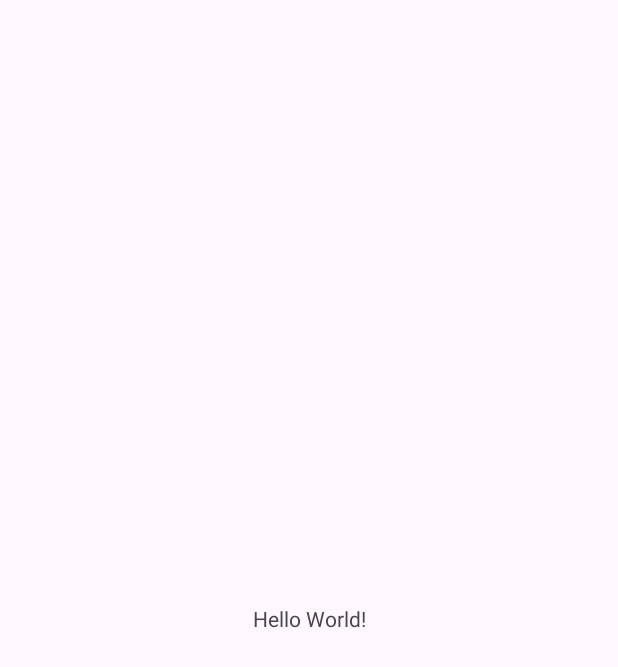
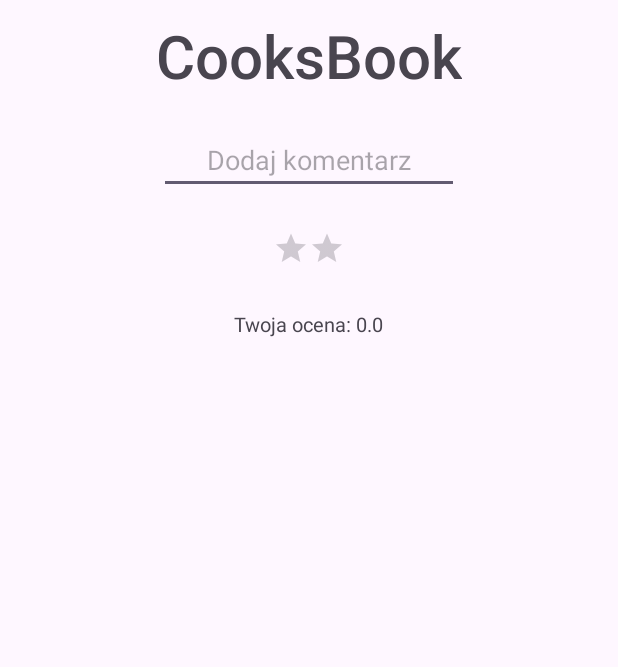
Before and after one commit to antekjakowicz/Cookbook, an Android app: the screen it shows after launch (MainActivity), on a phone screen of 412 x 824 dp. Before the commit the part shown is almost empty. Shown: the top 667 px of the screen. Run offline under Robolectric (Android 15) with nearby library versions, the phone set to English and light mode, and no system bars.

Commit message:
v0.2
Rating bar et some goofy edit text and gemini

```diff
--- a/app/src/main/java/com/example/cookbook/MainActivity.kt
+++ b/app/src/main/java/com/example/cookbook/MainActivity.kt
@@ -1,12 +1,18 @@
 package com.example.cookbook
 
+import android.content.Context
 import android.os.Bundle
+import android.widget.RatingBar
+import android.widget.TextView
 import androidx.activity.enableEdgeToEdge
 import androidx.appcompat.app.AppCompatActivity
 import androidx.core.view.ViewCompat
 import androidx.core.view.WindowInsetsCompat
 
 class MainActivity : AppCompatActivity() {
+    private lateinit var ratingBar: RatingBar
+    private lateinit var ratingValue: TextView
+
     override fun onCreate(savedInstanceState: Bundle?) {
         super.onCreate(savedInstanceState)
         enableEdgeToEdge()
@@ -16,5 +22,22 @@ class MainActivity : AppCompatActivity() {
             v.setPadding(systemBars.left, systemBars.top, systemBars.right, systemBars.bottom)
             insets
         }
+
+        ratingBar = findViewById(R.id.ratingBar)
+        ratingValue = findViewById(R.id.ratingValueTextview)
+
+        val sharedPreferences = getSharedPreferences("RatingPrefs", Context.MODE_PRIVATE)
+        val savedRating = sharedPreferences.getFloat("rating", 0f)
+
+        ratingBar.rating = savedRating
+        ratingValue.text = "Twoja ocena: $savedRating"
+
+        ratingBar.setOnRatingBarChangeListener { _, rating, _ ->
+            ratingValue.text = "Twoja ocena: $rating"
+
+            val editor = sharedPreferences.edit()
+            editor.putFloat("rating", rating)
+            editor.apply()
+        }
     }
 }
--- a/app/src/main/res/layout/activity_main.xml
+++ b/app/src/main/res/layout/activity_main.xml
@@ -1,19 +1,63 @@
 <?xml version="1.0" encoding="utf-8"?>
-<androidx.constraintlayout.widget.ConstraintLayout xmlns:android="http://schemas.android.com/apk/res/android"
-    xmlns:app="http://schemas.android.com/apk/res-auto"
+<LinearLayout
+    xmlns:android="http://schemas.android.com/apk/res/android"
     xmlns:tools="http://schemas.android.com/tools"
     android:id="@+id/main"
     android:layout_width="match_parent"
     android:layout_height="match_parent"
-    tools:context=".MainActivity">
+    tools:context=".MainActivity"
+    android:orientation="vertical"
+    >
 
     <TextView
         android:layout_width="wrap_content"
         android:layout_height="wrap_content"
-        android:text="Hello World!"
-        app:layout_constraintBottom_toBottomOf="parent"
-        app:layout_constraintEnd_toEndOf="parent"
-        app:layout_constraintStart_toStartOf="parent"
-        app:layout_constraintTop_toTopOf="parent" />
+        android:text="CooksBook"
+        android:textSize="40sp"
+        android:layout_gravity="center"
+        android:fontFamily="sans-serif-medium"
+        android:padding="10dp"
+        />
 
-</androidx.constraintlayout.widget.ConstraintLayout>
+    <ListView
+        android:id="@+id/recipeListView"
+        android:layout_width="match_parent"
+        android:layout_height="0dp"
+
+        />
+
+    <EditText
+        android:layout_width="200dp"
+        android:layout_height="wrap_content"
+        android:hint="Dodaj komentarz"
+        android:layout_gravity="center"
+        android:id="@+id/commentEdittext"
+        android:layout_marginTop="10dp"
+        android:textAlignment="center"
+        />
+
+
+    <RatingBar
+        android:id="@+id/ratingBar"
+        android:layout_width="wrap_content"
+        android:layout_height="wrap_content"
+        android:numStars="2"
+        android:stepSize="1"
+        android:rating="0"
+        android:isIndicator="false"
+        android:layout_gravity="center"
+        android:scaleX="0.5"
+        android:layout_marginTop="10dp"
+        android:scaleY="0.5"
+        />
+
+    <TextView
+        android:id="@+id/ratingValueTextview"
+        android:layout_width="wrap_content"
+        android:layout_height="wrap_content"
+        android:textSize="13sp"
+        android:layout_marginTop="10dp"
+        android:text="Twoja ocena: 0"
+        android:layout_gravity="center"/>
+
+</LinearLayout>
```
